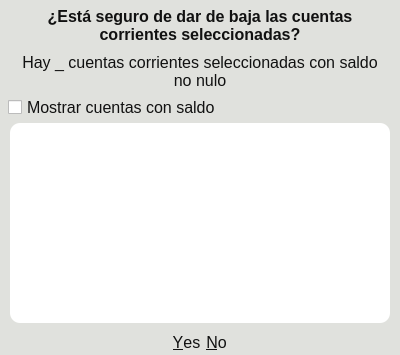
Old version of the form ui/warnAccountHasBalanceDialog.ui in the repository Bruno-Heit/programa-forrajeria.
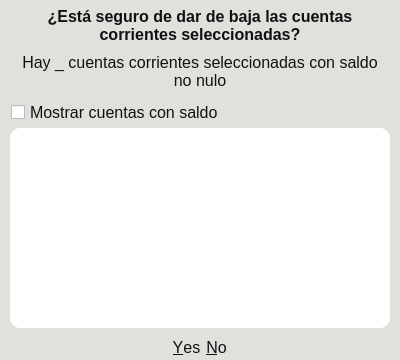
New version of the form.

Commit message: SLIGHTLY CHANGED style of checkbox in WarnAccountHasBalanceDialog

What changed in the file:
```diff
--- a/ui/warnAccountHasBalanceDialog.ui
+++ b/ui/warnAccountHasBalanceDialog.ui
@@ -80,6 +80,28 @@
 }
 
 
+/* checkbox */
+QCheckBox {
+	margin-top: 5px;
+	padding: 0 3px;
+	spacing: 5px;
+    border: none;
+	border-radius: 3px;
+}
+QCheckBox:hover,
+QCheckBox:focus {
+	background-color: #3b66ab;
+}
+QCheckBox:checked {
+	background-color: #3b66ab;
+    border: 1px inset #778da9;
+}
+QCheckBox:disabled {
+	background-color: rgb(103, 115, 122);
+    color: #999;
+}
+
+
 /* listtable y header */
 QListWidget {
 	color: #0d1b2a;
@@ -105,12 +127,6 @@
 }
 
 
-/* checkbox */
-QCheckBox {
-	spacing: 5px;
-}
-
-
 /* scrollbars */
 QScrollBar {
 	background-color: #e0e1dd;
```
Left out of the diff: 2 changed lines with no effect on the pictures. The commit also changes 1 other file.
